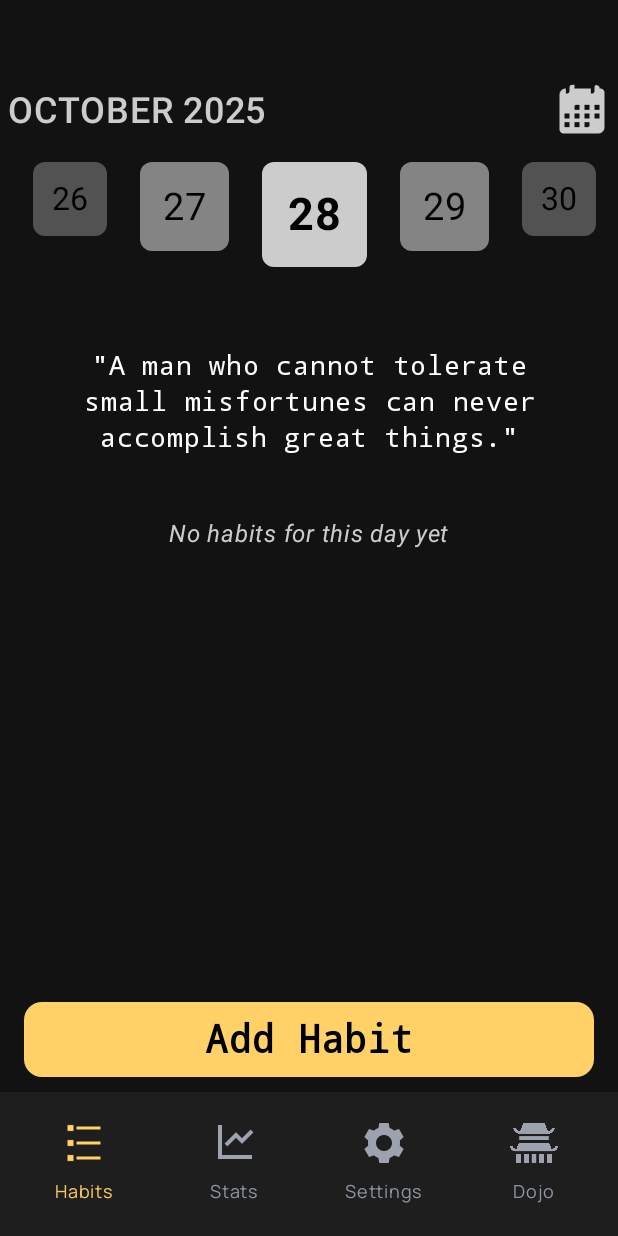
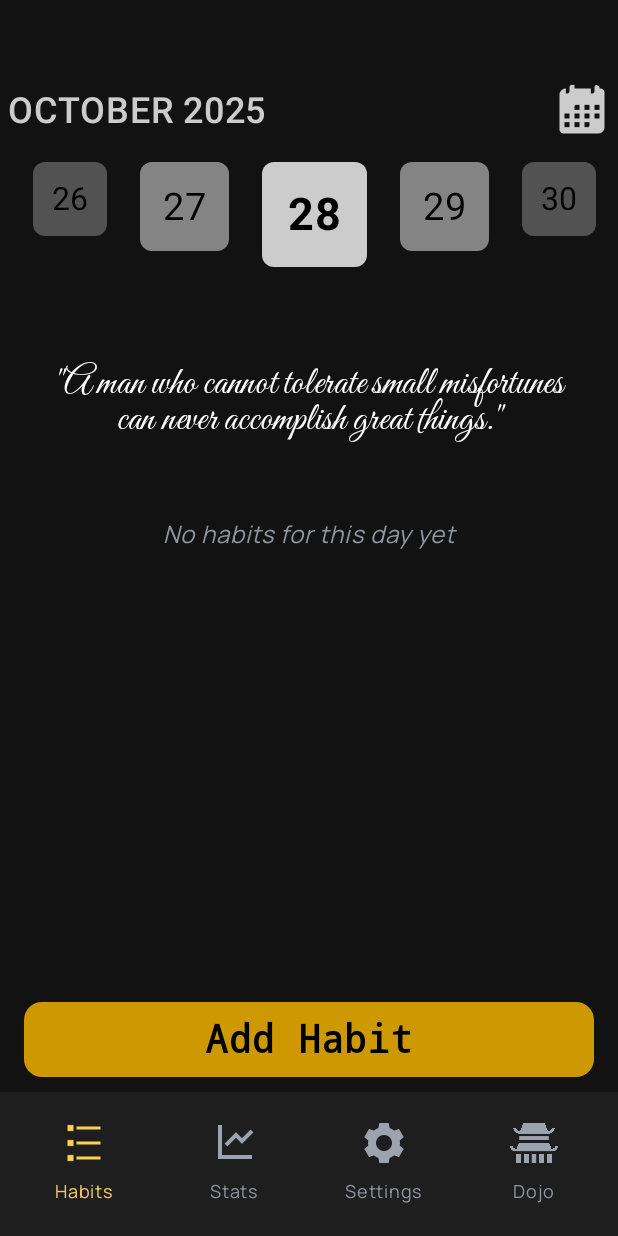
Before and after one commit to marcinkaczmarek2/habitao, an Android app built with Jetpack Compose: the screen it shows after launch (MainActivity), on a phone screen of 412 x 824 dp. Run offline under Robolectric (Android 15) with nearby library versions, the phone set to English and light mode, and no system bars.

Commit message:
standaryzacja2

```diff
--- a/app/src/main/java/app/habitao/ui/components/AddhabitButton.kt
+++ b/app/src/main/java/app/habitao/ui/components/AddhabitButton.kt
@@ -16,7 +16,7 @@ import androidx.compose.ui.text.font.FontWeight
 import androidx.compose.ui.text.style.TextAlign
 import androidx.compose.ui.unit.dp
 import androidx.compose.ui.unit.sp
-import app.habitao.ui.theme.IconActive
+import app.habitao.ui.theme.Toggle
 import app.habitao.ui.theme.IconTextActive
 import app.habitao.ui.theme.Manrope
 
@@ -25,7 +25,7 @@ fun AddHabitButton(onClick: () -> Unit) {
     Button(
         onClick = onClick,
         colors = ButtonDefaults.buttonColors(
-            containerColor = IconActive,
+            containerColor = Toggle,
             contentColor = Color.Black),
         modifier = Modifier
             .padding(16.dp)
--- a/app/src/main/java/app/habitao/ui/components/ChineseProverb.kt
+++ b/app/src/main/java/app/habitao/ui/components/ChineseProverb.kt
@@ -17,6 +17,8 @@ import androidx.compose.ui.text.style.TextAlign
 import androidx.compose.ui.unit.dp
 import androidx.compose.ui.unit.sp
 import java.time.LocalDate
+import app.habitao.ui.theme.DancingScript
+import app.habitao.ui.theme.GreatVibes
 
 @RequiresApi(Build.VERSION_CODES.O)
 @Composable
@@ -73,8 +75,8 @@ fun ChineseProverbView(
             modifier = Modifier.padding(horizontal = 16.dp),
             style = MaterialTheme.typography.bodyLarge.copy(
                 color = Color.White,
-                fontSize = 18.sp,
-                fontFamily = FontFamily.Monospace,
+                fontSize = 25.sp,
+                fontFamily = GreatVibes,
                 fontStyle = FontStyle.Normal,
                 fontWeight = FontWeight.Medium,
                 textAlign = TextAlign.Center
--- a/app/src/main/java/app/habitao/ui/components/HabitsListView.kt
+++ b/app/src/main/java/app/habitao/ui/components/HabitsListView.kt
@@ -18,6 +18,8 @@ import app.habitao.ui.theme.AirColor
 import app.habitao.ui.theme.EarthColor
 import app.habitao.ui.theme.FireColor
 import app.habitao.ui.theme.WaterColor
+import app.habitao.ui.theme.Manrope
+import app.habitao.ui.theme.IconTextNonActive
 
 @Composable
 fun HabitsListView(
@@ -31,8 +33,10 @@ fun HabitsListView(
         ) {
             Text(
                 text = "No habits for this day yet",
-                color = Color.LightGray,
+                color = IconTextNonActive,
                 fontStyle = FontStyle.Italic,
+                fontFamily = Manrope,
+                fontWeight = FontWeight.Normal,
                 modifier = Modifier.padding(16.dp)
             )
         }
@@ -77,12 +81,14 @@ fun HabitItem(habit: Habit, onToggle: () -> Unit) {
                 Text(
                     text = habit.name,
                     color = Color.White,
-                    fontWeight = FontWeight.Bold
+                    fontWeight = FontWeight.Bold,
+                    fontFamily = Manrope
                 )
                 Text(
                     text = habit.description,
                     color = Color.Gray,
-                    style = MaterialTheme.typography.bodySmall
+                    style = MaterialTheme.typography.bodySmall,
+                    fontFamily = Manrope
                 )
             }
 
--- a/app/src/main/java/app/habitao/ui/components/SettingsToggleSection.kt
+++ b/app/src/main/java/app/habitao/ui/components/SettingsToggleSection.kt
@@ -15,7 +15,7 @@ import androidx.compose.ui.unit.dp
 import androidx.compose.ui.unit.sp
 import app.habitao.ui.theme.IconTextNonActive
 import app.habitao.ui.theme.PanelBackgroundNonActive
-import app.habitao.ui.theme.IconActive
+import app.habitao.ui.theme.Toggle
 
 @Composable
 fun SettingsToggleSection(
@@ -59,7 +59,7 @@ fun SettingsToggleSection(
                     onCheckedChange = { onToggleChange(index, it) },
                     colors = androidx.compose.material3.SwitchDefaults.colors(
                         checkedIconColor = Color.White,
-                        checkedTrackColor = IconActive,
+                        checkedTrackColor = Toggle,
                         uncheckedThumbColor = Color.Gray,
                         uncheckedTrackColor = Color.LightGray
                     )
--- a/app/src/main/java/app/habitao/ui/components/SettingsYinYangToggle.kt
+++ b/app/src/main/java/app/habitao/ui/components/SettingsYinYangToggle.kt
@@ -14,6 +14,7 @@ import androidx.compose.ui.graphics.Color
 import androidx.compose.ui.unit.dp
 import androidx.compose.ui.unit.sp
 import app.habitao.ui.theme.IconActive
+import app.habitao.ui.theme.Toggle
 import app.habitao.ui.theme.MainBackgroundColor
 
 @Composable
--- a/app/src/main/java/app/habitao/ui/theme/Color.kt
+++ b/app/src/main/java/app/habitao/ui/theme/Color.kt
@@ -3,7 +3,8 @@ package app.habitao.ui.theme
 import androidx.compose.ui.graphics.Color
 
 val IconNonActive = Color(0xFF9CA3AF)
-val IconActive = Color(0xffffd166)
+val IconActive = Color(0xFFFFD14D)
+val Toggle = Color(0xFFCE9900)
 val IconTextNonActive = Color(0xFF8F96A1)
 val IconTextActive = Color(0xfff4c862)
 val PanelBackgroundNonActive = Color(0xFF1E1E1E)
--- a/app/src/main/java/app/habitao/ui/theme/Theme.kt
+++ b/app/src/main/java/app/habitao/ui/theme/Theme.kt
@@ -115,3 +115,11 @@ val AppTypography = Typography(
         fontSize = 16.sp
     )
 )
+
+val DancingScript = FontFamily(
+    Font(R.font.dancingscript_regular, FontWeight.Normal )
+)
+
+val GreatVibes = FontFamily(
+    Font(R.font.great_vibes_regular, FontWeight.Normal )
+)
```
Also changed, not shown: app/src/main/res/font/dancingscript_regular.ttf (added), app/src/main/res/font/great_vibes_regular.ttf (added).
